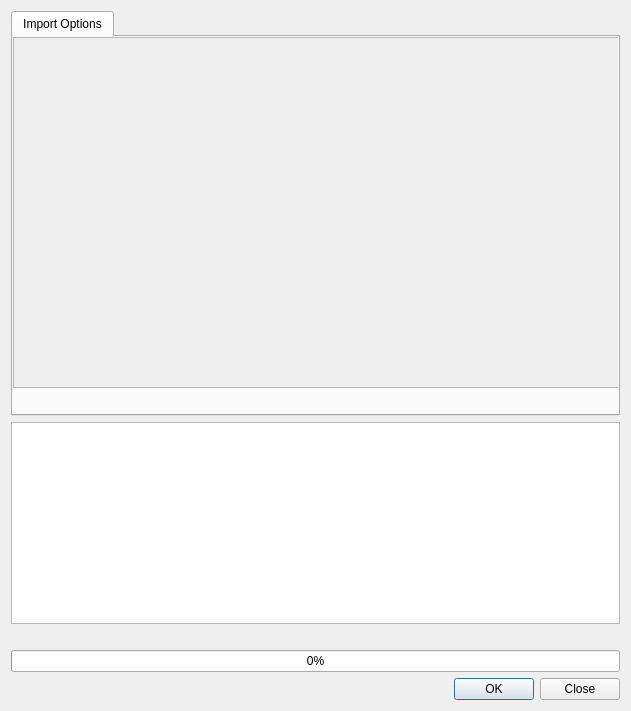
Qt form src/plugins/qmldesigner/components/itemlibrary/itemlibraryassetimportdialog.ui (qt-creator/qt-creator) before a commit.
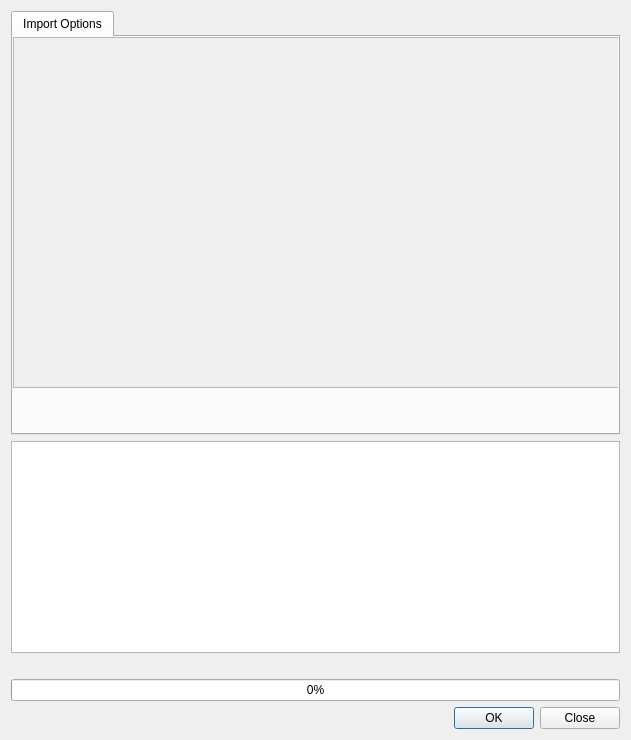
The same form after that commit.

Commit message:
QmlDesigner: Fine tune import options dialog
Check boxes moved to before labels.
Groups separated by separator line instead of indentation.
If another non-boolean item has single boolean item as condition, and
the boolean item is not a condition to any other item, the items are
combined to single line. If this results in a single item group, the
group is omitted.
Grid utilizes available space better rather than be fixed size.

Fixes: QDS-1117

Patch:
```diff
--- a/src/plugins/qmldesigner/components/itemlibrary/itemlibraryassetimportdialog.ui
+++ b/src/plugins/qmldesigner/components/itemlibrary/itemlibraryassetimportdialog.ui
@@ -7,7 +7,7 @@
     <x>0</x>
     <y>0</y>
     <width>631</width>
-    <height>711</height>
+    <height>740</height>
    </rect>
   </property>
   <property name="windowTitle">
```
Left out of the diff: 2 changed lines with no effect on the pictures. The commit also changes 1 other file.
